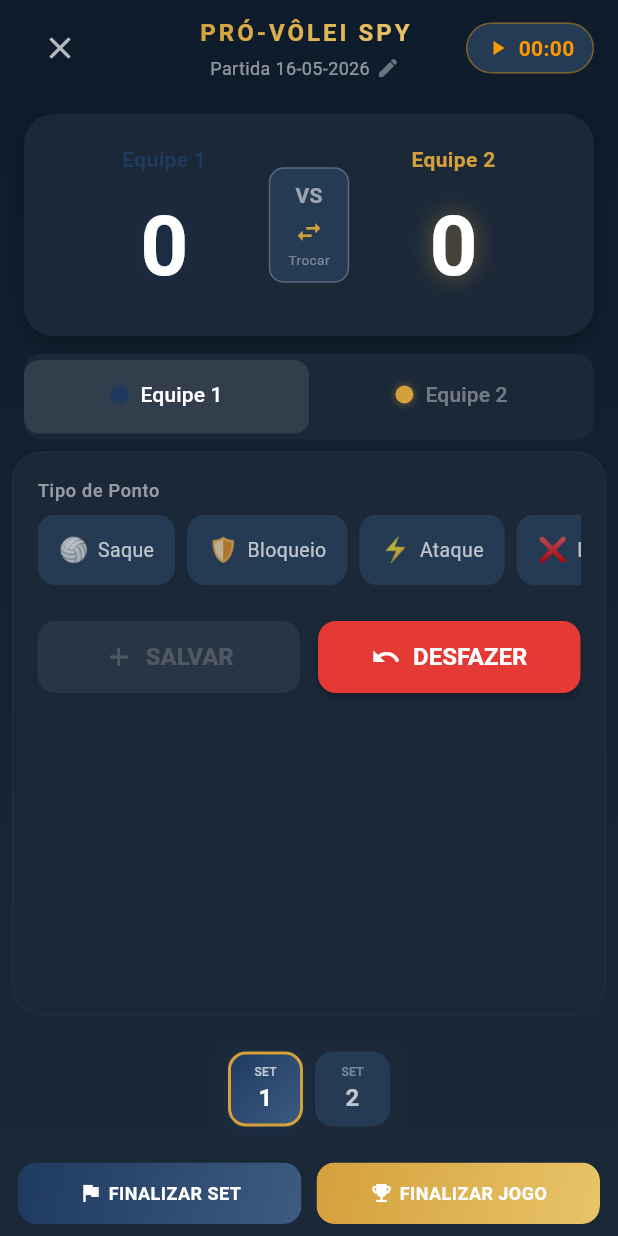
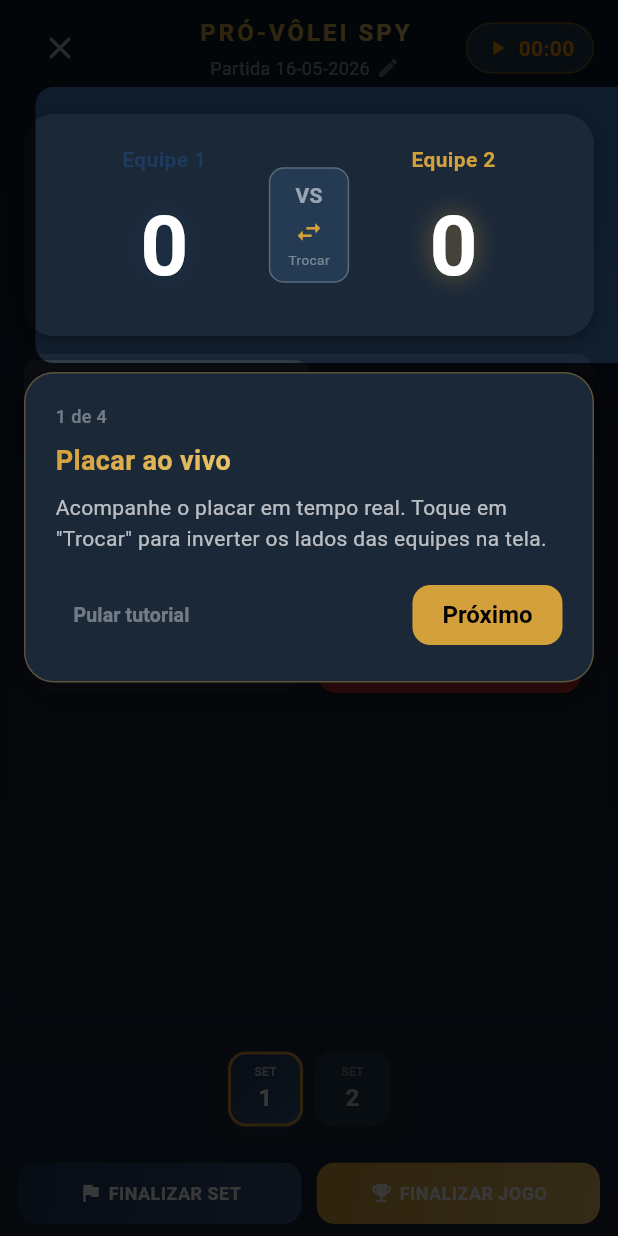
Before and after one commit to joao-zuanazzi/pro-volei-v2, a Flutter app: the MatchScreen screen opened directly, on a phone screen of 412 x 824 dp. Run offline on Flutter 3.47's test engine with Material 3 defaults, Android fonts, the phone set to English and light mode, and no system bars; our stand-ins replace fl_chart, hive, hive_flutter, open_file, pdf, share_plus and 1 more; accounts and stored records are empty.

Commit message:
feat(onboarding): Fase 5 Item 13 - CoachMarkOverlay e integração na MatchScreen
CoachMarkOverlay: overlay com hole via CustomPainter (BlendMode.clear),
card posicionado automaticamente acima/abaixo do elemento destacado,
step counter, botões Pular e Próximo/Entendi. Ativado via Overlay.show().

MatchScreen convertida para StatefulWidget com 4 GlobalKeys (score,
painéis, set selector, rodapé). Tutorial disparado no primeiro acesso
via OnboardingService; não reaparece após conclusão ou skip.

Co-Authored-By: Claude Sonnet 4.6 <noreply@anthropic.com>

```diff
--- a/lib/screens/match_screen.dart
+++ b/lib/screens/match_screen.dart
@@ -4,17 +4,71 @@ import 'package:provider/provider.dart';
 import 'package:share_plus/share_plus.dart';
 import '../models/match_stats_snapshot.dart';
 import '../services/game_service.dart';
+import '../services/onboarding_service.dart';
 import '../services/pdf_service.dart';
 import '../services/report_storage_service.dart';
 import '../theme/app_theme.dart';
 import '../widgets/action_button.dart';
+import '../widgets/coach_mark_overlay.dart';
 import '../widgets/score_bar.dart';
 import '../widgets/set_selector.dart';
 import '../widgets/team_panel.dart';
 
 /// Tela principal da partida
-class MatchScreen extends StatelessWidget {
+class MatchScreen extends StatefulWidget {
   const MatchScreen({super.key});
+
+  @override
+  State<MatchScreen> createState() => _MatchScreenState();
+}
+
+class _MatchScreenState extends State<MatchScreen> {
+  final _scoreKey = GlobalKey();
+  final _teamPanelsKey = GlobalKey();
+  final _setSelectorKey = GlobalKey();
+  final _footerKey = GlobalKey();
+
+  @override
+  void initState() {
+    super.initState();
+    WidgetsBinding.instance.addPostFrameCallback((_) => _maybeShowTutorial());
+  }
+
+  Future<void> _maybeShowTutorial() async {
+    final done = await OnboardingService.isMatchTutorialDone();
+    if (done || !mounted) return;
+
+    CoachMarkOverlay.show(
+      context: context,
+      steps: [
+        CoachMarkStep(
+          targetKey: _scoreKey,
+          title: 'Placar ao vivo',
+          body:
+              'Acompanhe o placar em tempo real. Toque em "Trocar" para inverter os lados das equipes na tela.',
+        ),
+        CoachMarkStep(
+          targetKey: _teamPanelsKey,
+          title: 'Registro de Pontos',
+          body:
+              'Aqui você registra os pontos de cada equipe. Selecione o Tipo, preencha o Detalhe, escolha o Jogador e toque em Salvar.',
+        ),
+        CoachMarkStep(
+          targetKey: _setSelectorKey,
+          title: 'Seletor de Set',
+          body:
+              'Acompanhe o progresso dos sets. O set atual fica destacado em dourado. Novos sets aparecem conforme a partida avança.',
+        ),
+        CoachMarkStep(
+          targetKey: _footerKey,
+          title: 'Finalizar Set e Jogo',
+          body:
+              'Ao terminar um set, toque em FINALIZAR SET. Para encerrar a partida, toque em FINALIZAR JOGO — os PDFs são gerados automaticamente.',
+        ),
+      ],
+      onComplete: () => OnboardingService.markMatchTutorialDone(),
+    );
+  }
 
   @override
   Widget build(BuildContext context) {
@@ -36,10 +90,15 @@ class MatchScreen extends StatelessWidget {
                   return Column(
                     children: [
                       _buildHeader(context),
-                      _buildScoreDisplay(context),
-                      Expanded(child: _buildTeamPanels(context)),
-                      _buildSetSelector(context),
-                      _buildActionButtons(context),
+                      Container(key: _scoreKey, child: _buildScoreDisplay(context)),
+                      Expanded(
+                        child: Container(
+                          key: _teamPanelsKey,
+                          child: _buildTeamPanels(context),
+                        ),
+                      ),
+                      Container(key: _setSelectorKey, child: _buildSetSelector(context)),
+                      Container(key: _footerKey, child: _buildActionButtons(context)),
                     ],
                   );
                 }
@@ -48,13 +107,16 @@ class MatchScreen extends StatelessWidget {
                   child: Column(
                     children: [
                       _buildHeader(context),
-                      _buildScoreDisplay(context, compact: true),
+                      Container(key: _scoreKey, child: _buildScoreDisplay(context, compact: true)),
                       SizedBox(
                         height: constraints.maxHeight * 0.55,
-                        child: _buildTeamPanels(context),
+                        child: Container(
+                          key: _teamPanelsKey,
+                          child: _buildTeamPanels(context),
+                        ),
                       ),
-                      _buildSetSelector(context),
-                      _buildActionButtons(context),
+                      Container(key: _setSelectorKey, child: _buildSetSelector(context)),
+                      Container(key: _footerKey, child: _buildActionButtons(context)),
                     ],
                   ),
                 );
--- /dev/null
+++ b/lib/widgets/coach_mark_overlay.dart
@@ -0,0 +1,251 @@
+import 'package:flutter/material.dart';
+import '../theme/app_theme.dart';
+
+class CoachMarkStep {
+  final GlobalKey targetKey;
+  final String title;
+  final String body;
+
+  const CoachMarkStep({
+    required this.targetKey,
+    required this.title,
+    required this.body,
+  });
+}
+
+class CoachMarkOverlay extends StatefulWidget {
+  final List<CoachMarkStep> steps;
+  final VoidCallback onComplete;
+
+  const CoachMarkOverlay({
+    super.key,
+    required this.steps,
+    required this.onComplete,
+  });
+
+  /// Insere o overlay na pilha e retorna o entry para controle externo.
+  static OverlayEntry show({
+    required BuildContext context,
+    required List<CoachMarkStep> steps,
+    required VoidCallback onComplete,
+  }) {
+    late OverlayEntry entry;
+    entry = OverlayEntry(
+      builder: (_) => CoachMarkOverlay(
+        steps: steps,
+        onComplete: () {
+          entry.remove();
+          onComplete();
+        },
+      ),
+    );
+    Overlay.of(context).insert(entry);
+    return entry;
+  }
+
+  @override
+  State<CoachMarkOverlay> createState() => _CoachMarkOverlayState();
+}
+
+class _CoachMarkOverlayState extends State<CoachMarkOverlay> {
+  int _step = 0;
+  Rect? _targetRect;
+
+  @override
+  void initState() {
+    super.initState();
+    WidgetsBinding.instance.addPostFrameCallback((_) => _computeRect());
+  }
+
+  void _computeRect() {
+    if (!mounted) return;
+    final key = widget.steps[_step].targetKey;
+    final ctx = key.currentContext;
+    if (ctx == null) {
+      setState(() => _targetRect = null);
+      return;
+    }
+    final box = ctx.findRenderObject() as RenderBox?;
+    if (box == null || !box.hasSize) {
+      setState(() => _targetRect = null);
+      return;
+    }
+    final pos = box.localToGlobal(Offset.zero);
+    setState(() => _targetRect = pos & box.size);
+  }
+
+  void _next() {
+    if (_step < widget.steps.length - 1) {
+      setState(() {
+        _step++;
+        _targetRect = null;
+      });
+      WidgetsBinding.instance.addPostFrameCallback((_) => _computeRect());
+    } else {
+      widget.onComplete();
+    }
+  }
+
+  @override
+  Widget build(BuildContext context) {
+    final size = MediaQuery.of(context).size;
+    final rect = _targetRect;
+    final isLast = _step == widget.steps.length - 1;
+    final step = widget.steps[_step];
+
+    return Material(
+      color: Colors.transparent,
+      child: Stack(
+        fit: StackFit.expand,
+        children: [
+          CustomPaint(
+            painter: _HolePainter(rect: rect),
+            size: size,
+          ),
+          if (rect != null)
+            _buildPositionedCard(step, rect, size, isLast)
+          else
+            Center(child: _buildCard(step, size, isLast)),
+        ],
+      ),
+    );
+  }
+
+  Widget _buildPositionedCard(
+    CoachMarkStep step,
+    Rect rect,
+    Size size,
+    bool isLast,
+  ) {
+    const pad = 16.0;
+    const gap = 12.0;
+    final spaceBelow = size.height - rect.bottom;
+    final showBelow = spaceBelow >= rect.top;
+
+    return Positioned(
+      left: pad,
+      width: size.width - pad * 2,
+      top: showBelow ? rect.bottom + gap : null,
+      bottom: showBelow ? null : size.height - rect.top + gap,
+      child: _buildCard(step, size, isLast),
+    );
+  }
+
+  Widget _buildCard(CoachMarkStep step, Size size, bool isLast) {
+    final colors = AppTheme.of(context);
+
+    return Container(
+      padding: const EdgeInsets.all(20),
+      decoration: BoxDecoration(
+        color: colors.card,
+        borderRadius: BorderRadius.circular(20),
+        border: Border.all(
+          color: AppTheme.primaryGold.withValues(alpha: 0.35),
+        ),
+        boxShadow: [
+          BoxShadow(
+            color: Colors.black.withValues(alpha: 0.4),
+            blurRadius: 24,
+            offset: const Offset(0, 8),
+          ),
+        ],
+      ),
+      child: Column(
+        crossAxisAlignment: CrossAxisAlignment.start,
+        mainAxisSize: MainAxisSize.min,
+        children: [
+          Text(
+            '${_step + 1} de ${widget.steps.length}',
+            style: TextStyle(
+              color: colors.textHint,
+              fontSize: 12,
+              fontWeight: FontWeight.w500,
+            ),
+          ),
+          const SizedBox(height: 8),
+          ShaderMask(
+            shaderCallback: (bounds) =>
+                AppTheme.goldGradient.createShader(bounds),
+            child: Text(
+              step.title,
+              style: const TextStyle(
+                color: Colors.white,
+                fontSize: 18,
+                fontWeight: FontWeight.bold,
+              ),
+            ),
+          ),
+          const SizedBox(height: 8),
+          Text(
+            step.body,
+            style: TextStyle(
+              color: colors.textSecondary,
+              fontSize: 14,
+              height: 1.5,
+            ),
+          ),
+          const SizedBox(height: 16),
+          Row(
+            mainAxisAlignment: MainAxisAlignment.spaceBetween,
+            children: [
+              TextButton(
+                onPressed: widget.onComplete,
+                child: Text(
+                  'Pular tutorial',
+                  style: TextStyle(color: colors.textHint, fontSize: 13),
+                ),
+              ),
+              ElevatedButton(
+                onPressed: _next,
+                style: ElevatedButton.styleFrom(
+                  backgroundColor: AppTheme.primaryGold,
+                  foregroundColor: Colors.black,
+                  elevation: 0,
+                  shape: RoundedRectangleBorder(
+                    borderRadius: BorderRadius.circular(12),
+                  ),
+                  padding: const EdgeInsets.symmetric(
+                    horizontal: 20,
+                    vertical: 10,
+                  ),
+                ),
+                child: Text(
+                  isLast ? 'Entendi!' : 'Próximo',
+                  style: const TextStyle(fontWeight: FontWeight.bold),
+                ),
+              ),
+            ],
+          ),
+        ],
+      ),
+    );
+  }
+}
+
+class _HolePainter extends CustomPainter {
+  final Rect? rect;
+
+  const _HolePainter({this.rect});
+
+  @override
+  void paint(Canvas canvas, Size size) {
+    canvas.saveLayer(Offset.zero & size, Paint());
+
+    canvas.drawRect(
+      Offset.zero & size,
+      Paint()..color = Colors.black.withValues(alpha: 0.78),
+    );
+
+    if (rect != null) {
+      canvas.drawRRect(
+        RRect.fromRectAndRadius(rect!.inflate(6), const Radius.circular(12)),
+        Paint()..blendMode = BlendMode.clear,
+      );
+    }
+
+    canvas.restore();
+  }
+
+  @override
+  bool shouldRepaint(_HolePainter old) => old.rect != rect;
+}
```
